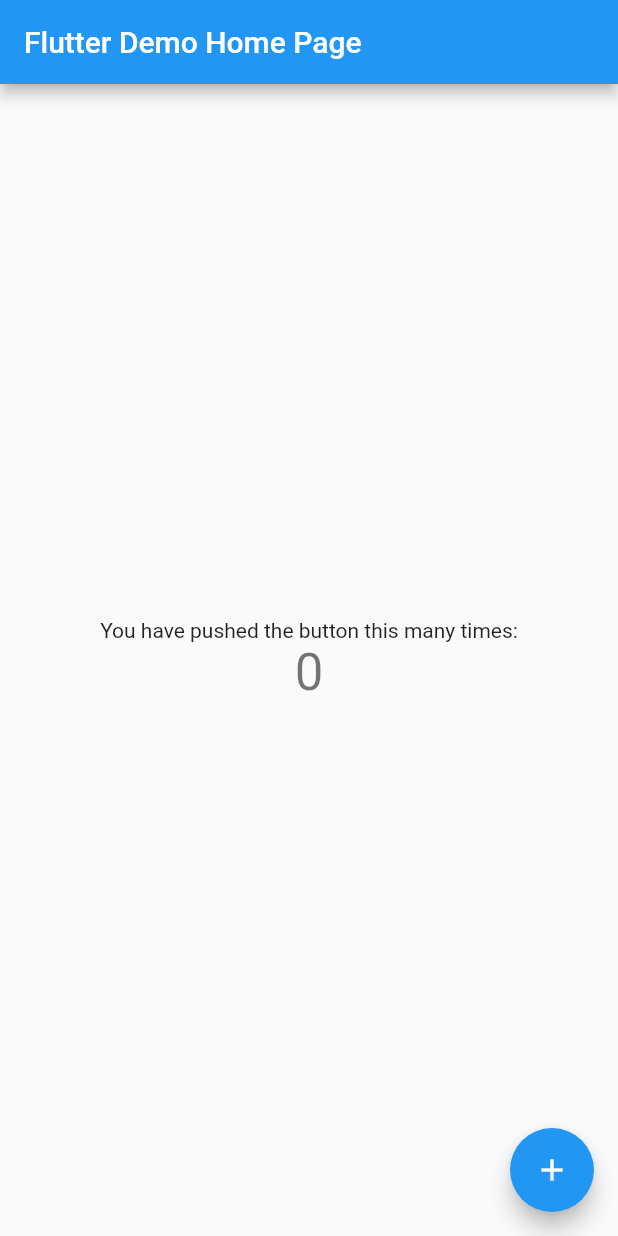
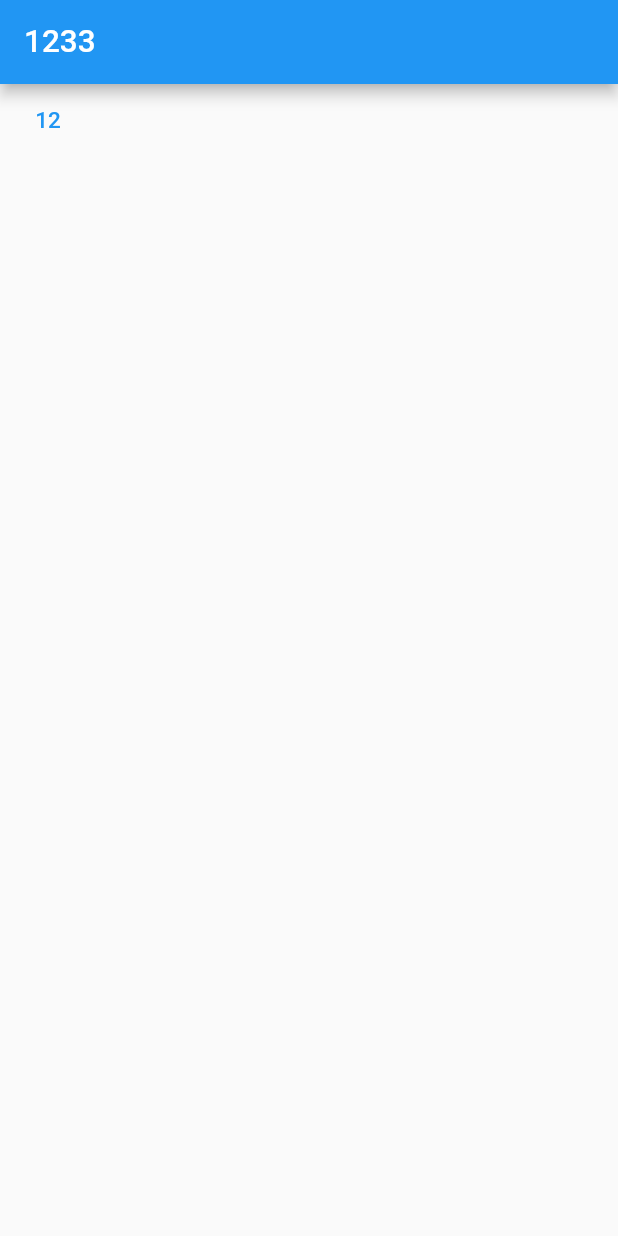
Before and after one commit to front-ck996/study_flutter, a Flutter app: the screen it shows after launch, on a phone screen of 412 x 824 dp. Run offline on Flutter 3.47's test engine with Material 2 defaults, Android fonts, the phone set to English and light mode, and no system bars; our stand-ins replace get.

Commit message:
重新初始化项目

```diff
--- a/lib/main.dart
+++ b/lib/main.dart
@@ -1,4 +1,7 @@
 import 'package:flutter/material.dart';
+import 'package:get/get.dart';
+import 'package:study_flutter/router/app_router.dart';
+import 'package:flutter_localizations/flutter_localizations.dart';
 
 void main() {
   runApp(const MyApp());
@@ -10,106 +13,122 @@ class MyApp extends StatelessWidget {
   // This widget is the root of your application.
   @override
   Widget build(BuildContext context) {
-    return MaterialApp(
-      title: 'Flutter Demo',
-      theme: ThemeData(
-        // This is the theme of your application.
-        //
-        // Try running your application with "flutter run". You'll see the
-        // application has a blue toolbar. Then, without quitting the app, try
-        // changing the primarySwatch below to Colors.green and then invoke
-        // "hot reload" (press "r" in the console where you ran "flutter run",
-        // or simply save your changes to "hot reload" in a Flutter IDE).
-        // Notice that the counter didn't reset back to zero; the application
-        // is not restarted.
-        primarySwatch: Colors.blue,
-      ),
-      home: const MyHomePage(title: 'Flutter Demo Home Page'),
+    return GetMaterialApp(
+      getPages: APPRouter.toolPages,
+      initialRoute: APPRouter.pageHome,
+      locale: const Locale('zh', 'cn'),
+
+      localizationsDelegates: const [
+        GlobalMaterialLocalizations.delegate, // 指定本地化的字符串
+        GlobalCupertinoLocalizations.delegate, // 对应的Cupertino风格
+        GlobalWidgetsLocalizations.delegate // 指定默认的文本排列方向, 由左到右或由右到
+      ],
+      supportedLocales:const [
+         Locale("zh", "CH"),
+        // const Locale("en","US"),
+      ],
+
     );
+    // return MaterialApp(
+    //   title: 'Flutter Demo',
+    //   theme: ThemeData(
+    //     // This is the theme of your application.
+    //     //
+    //     // Try running your application with "flutter run". You'll see the
+    //     // application has a blue toolbar. Then, without quitting the app, try
+    //     // changing the primarySwatch below to Colors.green and then invoke
+    //     // "hot reload" (press "r" in the console where you ran "flutter run",
+    //     // or simply save your changes to "hot reload" in a Flutter IDE).
+    //     // Notice that the counter didn't reset back to zero; the application
+    //     // is not restarted.
+    //     primarySwatch: Colors.blue,
+    //   ),
+    //   // home: const MyHomePage(title: 'Flutter Demo Home Page'),
+    // );
   }
 }
-
-class MyHomePage extends StatefulWidget {
-  const MyHomePage({super.key, required this.title});
-
-  // This widget is the home page of your application. It is stateful, meaning
-  // that it has a State object (defined below) that contains fields that affect
-  // how it looks.
-
-  // This class is the configuration for the state. It holds the values (in this
-  // case the title) provided by the parent (in this case the App widget) and
-  // used by the build method of the State. Fields in a Widget subclass are
-  // always marked "final".
-
-  final String title;
-
-  @override
-  State<MyHomePage> createState() => _MyHomePageState();
-}
-
-class _MyHomePageState extends State<MyHomePage> {
-  int _counter = 0;
-
-  void _incrementCounter() {
-    setState(() {
-      // This call to setState tells the Flutter framework that something has
-      // changed in this State, which causes it to rerun the build method below
-      // so that the display can reflect the updated values. If we changed
-      // _counter without calling setState(), then the build method would not be
-      // called again, and so nothing would appear to happen.
-      _counter++;
-    });
-  }
-
-  @override
-  Widget build(BuildContext context) {
-    // This method is rerun every time setState is called, for instance as done
-    // by the _incrementCounter method above.
-    //
-    // The Flutter framework has been optimized to make rerunning build methods
-    // fast, so that you can just rebuild anything that needs updating rather
-    // than having to individually change instances of widgets.
-    return Scaffold(
-      appBar: AppBar(
-        // Here we take the value from the MyHomePage object that was created by
-        // the App.build method, and use it to set our appbar title.
-        title: Text(widget.title),
-      ),
-      body: Center(
-        // Center is a layout widget. It takes a single child and positions it
-        // in the middle of the parent.
-        child: Column(
-          // Column is also a layout widget. It takes a list of children and
-          // arranges them vertically. By default, it sizes itself to fit its
-          // children horizontally, and tries to be as tall as its parent.
-          //
-          // Invoke "debug painting" (press "p" in the console, choose the
-          // "Toggle Debug Paint" action from the Flutter Inspector in Android
-          // Studio, or the "Toggle Debug Paint" command in Visual Studio Code)
-          // to see the wireframe for each widget.
-          //
-          // Column has various properties to control how it sizes itself and
-          // how it positions its children. Here we use mainAxisAlignment to
-          // center the children vertically; the main axis here is the vertical
-          // axis because Columns are vertical (the cross axis would be
-          // horizontal).
-          mainAxisAlignment: MainAxisAlignment.center,
-          children: <Widget>[
-            const Text(
-              'You have pushed the button this many times:',
-            ),
-            Text(
-              '$_counter',
-              style: Theme.of(context).textTheme.headline4,
-            ),
-          ],
-        ),
-      ),
-      floatingActionButton: FloatingActionButton(
-        onPressed: _incrementCounter,
-        tooltip: 'Increment',
-        child: const Icon(Icons.add),
-      ), // This trailing comma makes auto-formatting nicer for build methods.
-    );
-  }
-}
+//
+// class MyHomePage extends StatefulWidget {
+//   const MyHomePage({super.key, required this.title});
+//
+//   // This widget is the home page of your application. It is stateful, meaning
+//   // that it has a State object (defined below) that contains fields that affect
+//   // how it looks.
+//
+//   // This class is the configuration for the state. It holds the values (in this
+//   // case the title) provided by the parent (in this case the App widget) and
+//   // used by the build method of the State. Fields in a Widget subclass are
+//   // always marked "final".
+//
+//   final String title;
+//
+//   @override
+//   State<MyHomePage> createState() => _MyHomePageState();
+// }
+//
+// class _MyHomePageState extends State<MyHomePage> {
+//   int _counter = 0;
+//
+//   void _incrementCounter() {
+//     setState(() {
+//       // This call to setState tells the Flutter framework that something has
+//       // changed in this State, which causes it to rerun the build method below
+//       // so that the display can reflect the updated values. If we changed
+//       // _counter without calling setState(), then the build method would not be
+//       // called again, and so nothing would appear to happen.
+//       _counter++;
+//     });
+//   }
+//
+//   @override
+//   Widget build(BuildContext context) {
+//     // This method is rerun every time setState is called, for instance as done
+//     // by the _incrementCounter method above.
+//     //
+//     // The Flutter framework has been optimized to make rerunning build methods
+//     // fast, so that you can just rebuild anything that needs updating rather
+//     // than having to individually change instances of widgets.
+//     return Scaffold(
+//       appBar: AppBar(
+//         // Here we take the value from the MyHomePage object that was created by
+//         // the App.build method, and use it to set our appbar title.
+//         title: Text(widget.title),
+//       ),
+//       body: Center(
+//         // Center is a layout widget. It takes a single child and positions it
+//         // in the middle of the parent.
+//         child: Column(
+//           // Column is also a layout widget. It takes a list of children and
+//           // arranges them vertically. By default, it sizes itself to fit its
+//           // children horizontally, and tries to be as tall as its parent.
+//           //
+//           // Invoke "debug painting" (press "p" in the console, choose the
+//           // "Toggle Debug Paint" action from the Flutter Inspector in Android
+//           // Studio, or the "Toggle Debug Paint" command in Visual Studio Code)
+//           // to see the wireframe for each widget.
+//           //
+//           // Column has various properties to control how it sizes itself and
+//           // how it positions its children. Here we use mainAxisAlignment to
+//           // center the children vertically; the main axis here is the vertical
+//           // axis because Columns are vertical (the cross axis would be
+//           // horizontal).
+//           mainAxisAlignment: MainAxisAlignment.center,
+//           children: <Widget>[
+//             const Text(
+//               'You have pushed the button this many times:',
+//             ),
+//             Text(
+//               '$_counter',
+//               style: Theme.of(context).textTheme.headline4,
+//             ),
+//           ],
+//         ),
+//       ),
+//       floatingActionButton: FloatingActionButton(
+//         onPressed: _incrementCounter,
+//         tooltip: 'Increment',
+//         child: const Icon(Icons.add),
+//       ), // This trailing comma makes auto-formatting nicer for build methods.
+//     );
+//   }
+// }
--- /dev/null
+++ b/lib/pages/home/home.dart
@@ -0,0 +1,21 @@
+import 'package:flutter/material.dart';
+
+import 'package:get/get.dart';
+import 'package:study_flutter/router/app_router.dart';
+
+class Home extends StatelessWidget {
+  const Home({Key? key}) : super(key: key);
+
+  @override
+  Widget build(BuildContext context) {
+    return Scaffold(
+      appBar: AppBar(title: Text('1233'),),
+      body: TextButton(
+        onPressed: (){
+          Get.toNamed(APPRouter.pageMaterialAboutDialog);
+        },
+        child: Text('12'),
+      ),
+    );
+  }
+}
--- /dev/null
+++ b/lib/router/app_router.dart
@@ -0,0 +1,22 @@
+import 'package:flutter/material.dart';
+
+import 'package:get/get.dart';
+import 'package:study_flutter/pages/home/home.dart';
+import 'package:study_flutter/study_widget/material/about_dialog.dart';
+
+
+class APPRouter {
+  static String pageHome = '/home';
+  static String pageMaterialAboutDialog = '/MaterialAboutDialog';
+  static final toolPages = [
+
+    GetPage(name: pageHome, title: pageHome, page: () => Home()),
+    GetPage(name: pageMaterialAboutDialog, title: pageMaterialAboutDialog, page: () => CKAboutDialog())
+    // GetPage(name: pageHome, title: 'home', page: () => Home()),
+    // GetPage(name: '/material', title: 'material', page: () => SAboutDialogPage(),
+    //   children: [
+    //     GetPage(name: pageMaterialAboutDialog, title: pageMaterialAboutDialog, page: () => SAboutDialogPage())
+    //   ]
+    // ),
+  ];
+}
--- /dev/null
+++ b/lib/study_widget/material/about_dialog.dart
@@ -0,0 +1,23 @@
+import 'package:flutter/material.dart';
+
+class CKAboutDialog extends StatefulWidget {
+  const CKAboutDialog({Key? key}) : super(key: key);
+
+  @override
+  State<CKAboutDialog> createState() => _CKAboutDialogState();
+}
+
+class _CKAboutDialogState extends State<CKAboutDialog> {
+  @override
+  Widget build(BuildContext context) {
+    return Scaffold(
+      appBar: AppBar(),
+      body: TextButton(
+        child: Text('aboutDialog'),
+        onPressed: (){
+          showAboutDialog(context: context);
+        },
+      ),
+    );
+  }
+}
--- a/pubspec.yaml
+++ b/pubspec.yaml
@@ -31,11 +31,14 @@ environment:
 dependencies:
   flutter:
     sdk: flutter
+  flutter_localizations:
+    sdk: flutter
 
 
   # The following adds the Cupertino Icons font to your application.
   # Use with the CupertinoIcons class for iOS style icons.
   cupertino_icons: ^1.0.2
+  get: ^4.6.5
 
 dev_dependencies:
   flutter_test:
```
Also changed, not shown: pubspec.lock.
